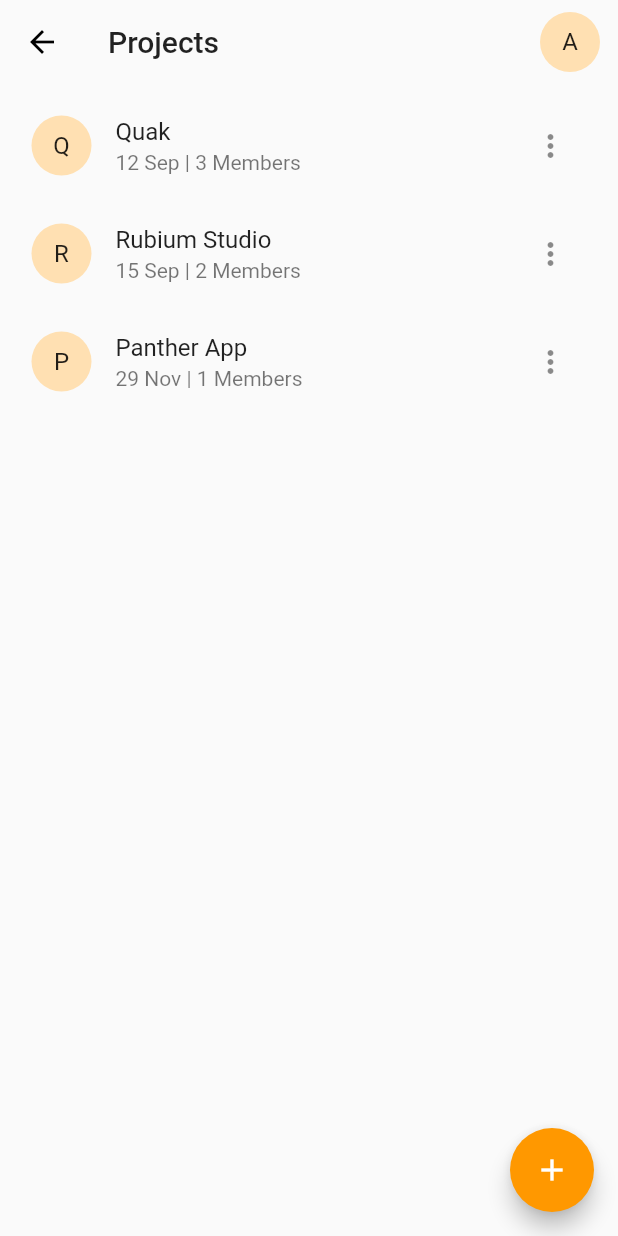
After one commit to amirhesham65/Panther-App, a Flutter app: the ProjectsView screen opened by its route, on a phone screen of 412 x 824 dp. The commit adds this screen. Run offline on Flutter 3.47's test engine with Material 2 defaults, Android fonts, the phone set to English and light mode, and no system bars.

Commit message:
Added the ProjectsView to list all the projects

```diff
--- a/lib/components/drawer.dart
+++ b/lib/components/drawer.dart
@@ -23,14 +23,12 @@ class AppDrawer extends StatelessWidget {
             ListTile(
               title: Text('Projects'),
               trailing: Icon(Icons.view_carousel),
+              onTap: () => Navigator.pushNamed(context, '/projects')
             ),
             ListTile(
               title: Text('Personal'),
               trailing: Icon(Icons.person),
-              onTap: () {
-                Navigator.pushNamed(context, '/personal');
-                print('sasa');
-              },
+              onTap: () => Navigator.pushNamed(context, '/personal')
             ),
             Divider(),
             ListTile(
--- a/lib/main.dart
+++ b/lib/main.dart
@@ -2,6 +2,7 @@ import 'package:flutter/material.dart';
 import 'package:panther_app/app_state.dart';
 import 'package:panther_app/views/HomeView.dart';
 import 'package:panther_app/views/PersonalView.dart';
+import 'package:panther_app/views/ProjectsView.dart';
 
 void main() => runApp(AppState(child: MyApp(),));
 
@@ -22,7 +23,8 @@ class MyApp extends StatelessWidget {
       // Defining app routes
       routes: {
         '/today': (context) => HomeView(),
-        '/personal': (context) => PersonalView()
+        '/personal': (context) => PersonalView(),
+        '/projects': (context) => ProjectsView()
       },
     );
   }
--- /dev/null
+++ b/lib/views/ProjectsView.dart
@@ -0,0 +1,76 @@
+import 'package:flutter/material.dart';
+
+// The listing projects view
+class ProjectsView extends StatelessWidget {
+  @override
+  Widget build(BuildContext context) {
+    return Scaffold(
+      floatingActionButton: FloatingActionButton(
+        onPressed: () {},
+        child: Icon(
+          Icons.add,
+          color: Colors.white,
+        ),
+      ),
+      appBar: AppBar(
+        title: Text('Projects'),
+        backgroundColor: Theme.of(context).canvasColor,
+        elevation: 0.0,
+        actions: <Widget>[
+          Padding(
+            padding: const EdgeInsets.fromLTRB(0.0, 0.0, 12.0, 0.0),
+            child: CircleAvatar(
+              child: Text('A'),
+            ),
+          )
+        ],
+      ),
+      body: Padding(
+        padding: const EdgeInsets.all(5.0),
+        child: Column(
+          children: <Widget>[
+            Expanded(
+              child: ListView(
+                children: <Widget>[
+                  ListTile(
+                      leading: CircleAvatar(
+                        child: Text('Q'),
+                      ),
+                      title: Text('Quak'),
+                      subtitle: Text('12 Sep | 3 Members'),
+                      trailing: IconButton(
+                        onPressed: () {},
+                        icon: Icon(Icons.more_vert),
+                      ),
+                    ),
+                    ListTile(
+                      leading: CircleAvatar(
+                        child: Text('R'),
+                      ),
+                      title: Text('Rubium Studio'),
+                      subtitle: Text('15 Sep | 2 Members'),
+                      trailing: IconButton(
+                        onPressed: () {},
+                        icon: Icon(Icons.more_vert),
+                      ),
+                    ),
+                    ListTile(
+                      leading: CircleAvatar(
+                        child: Text('P'),
+                      ),
+                      title: Text('Panther App'),
+                      subtitle: Text('29 Nov | 1 Members'),
+                      trailing: IconButton(
+                        onPressed: () {},
+                        icon: Icon(Icons.more_vert),
+                      ),
+                    ),
+                ],
+              ),
+            )
+          ],
+        ),
+      ),
+    );
+  }
+}
```
